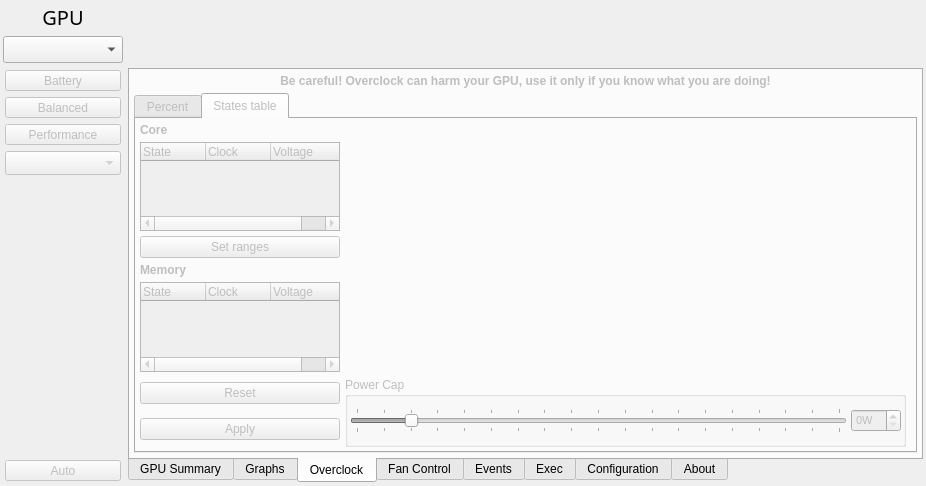
This is radeon-profile/radeon_profile.ui in marazmista/radeon-profile as Qt 5 draws it before an edit. The edited form follows.
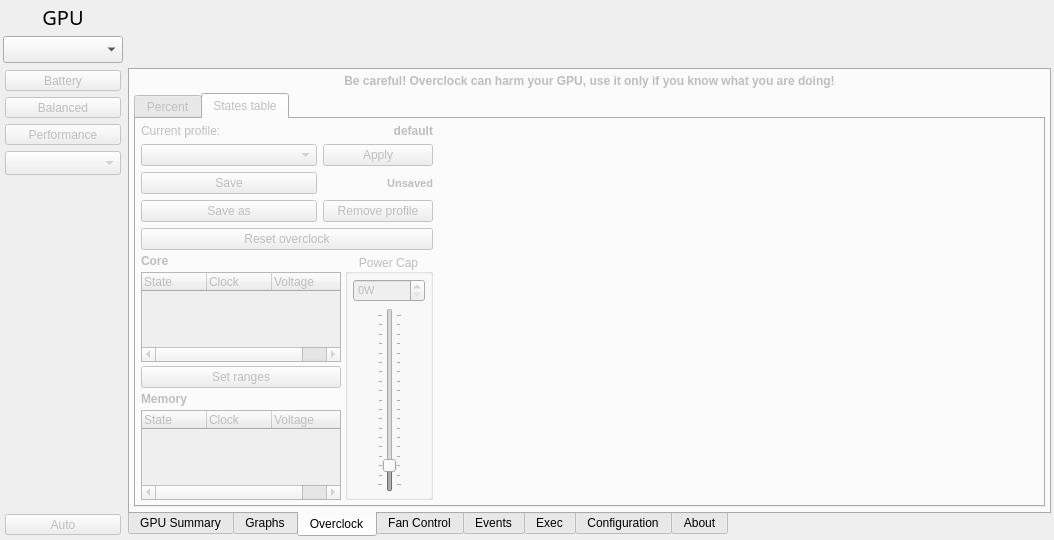
This is the edited form. The open tabs and pages were chosen to show the change. Icons and pictures are not drawn.

Commit message: added support for multiple overclock profiles

```diff
--- a/radeon-profile/radeon_profile.ui
+++ b/radeon-profile/radeon_profile.ui
@@ -6,8 +6,8 @@
    <rect>
     <x>0</x>
     <y>0</y>
-    <width>926</width>
-    <height>486</height>
+    <width>1054</width>
+    <height>540</height>
    </rect>
   </property>
   <property name="minimumSize">
@@ -1438,23 +1438,130 @@
            <attribute name="title">
             <string>States table</string>
            </attribute>
-           <layout class="QGridLayout" name="gridLayout_13">
+           <layout class="QGridLayout" name="gridLayout_20" columnstretch="0,0,1">
             <property name="leftMargin">
-             <number>4</number>
+             <number>5</number>
             </property>
             <property name="topMargin">
-             <number>4</number>
+             <number>5</number>
             </property>
             <property name="rightMargin">
-             <number>4</number>
+             <number>5</number>
             </property>
             <property name="bottomMargin">
-             <number>4</number>
+             <number>5</number>
             </property>
             <property name="spacing">
-             <number>5</number>
+             <number>4</number>
             </property>
+            <item row="0" column="0" colspan="2">
+             <layout class="QGridLayout" name="gridLayout_13">
+              <item row="1" column="1">
+               <widget class="QPushButton" name="btn_applyOcTable">
+                <property name="maximumSize">
+                 <size>
+                  <width>110</width>
+                  <height>16777215</height>
+                 </size>
+                </property>
+                <property name="text">
+                 <string>Apply</string>
+                </property>
+               </widget>
+              </item>
+              <item row="0" column="1">
+               <widget class="QLabel" name="l_currentOcProfile">
+                <property name="font">
+                 <font>
+                  <weight>75</weight>
+                  <bold>true</bold>
+                 </font>
+                </property>
+                <property name="text">
+                 <string>default</string>
+                </property>
+                <property name="alignment">
+                 <set>Qt::AlignRight|Qt::AlignTrailing|Qt::AlignVCenter</set>
+                </property>
+               </widget>
+              </item>
+              <item row="0" column="0">
+               <widget class="QLabel" name="label_19">
+                <property name="text">
+                 <string>Current profile:</string>
+                </property>
+               </widget>
+              </item>
+              <item row="1" column="0">
+               <widget class="QComboBox" name="combo_ocProfiles"/>
+              </item>
+              <item row="2" column="0">
+               <widget class="QPushButton" name="btn_saveOcProfile">
+                <property name="text">
+                 <string>Save</string>
+                </property>
+               </widget>
+              </item>
+              <item row="3" column="0">
+               <widget class="QPushButton" name="btn_saveOcProfileAs">
+                <property name="text">
+                 <string>Save as</string>
+                </property>
+               </widget>
+              </item>
+              <item row="3" column="1">
+               <widget class="QPushButton" name="btn_removeOcProfile">
+                <property name="text">
+                 <string>Remove profile</string>
+                </property>
+               </widget>
+              </item>
+              <item row="4" column="0" colspan="2">
+               <widget class="QPushButton" name="btn_resetOcTable">
+                <property name="text">
+                 <string>Reset overclock</string>
+                </property>
+               </widget>
+              </item>
+              <item row="2" column="1">
+               <widget class="QLabel" name="l_ocProfileUnsavedInficator">
+                <property name="font">
+                 <font>
+                  <pointsize>8</pointsize>
+                  <weight>75</weight>
+                  <bold>true</bold>
+                 </font>
+                </property>
+                <property name="text">
+                 <string>Unsaved</string>
+                </property>
+                <property name="alignment">
+                 <set>Qt::AlignRight|Qt::AlignTrailing|Qt::AlignVCenter</set>
+                </property>
+               </widget>
+              </item>
+             </layout>
+            </item>
             <item row="1" column="0">
+             <widget class="QLabel" name="l_ocTableTitle">
+              <property name="maximumSize">
+               <size>
+                <width>200</width>
+                <height>16777215</height>
+               </size>
+              </property>
+              <property name="font">
+               <font>
+                <weight>75</weight>
+                <bold>true</bold>
+               </font>
+              </property>
+              <property name="text">
+               <string>Core</string>
+              </property>
+             </widget>
+            </item>
+            <item row="2" column="0">
              <widget class="QTreeWidget" name="list_coreStates">
               <property name="minimumSize">
                <size>
@@ -1465,7 +1572,7 @@
               <property name="maximumSize">
                <size>
                 <width>200</width>
-                <height>350</height>
+                <height>16777215</height>
                </size>
               </property>
               <property name="alternatingRowColors">
@@ -1497,56 +1604,104 @@
               </column>
              </widget>
             </item>
+            <item row="3" column="0">
+             <widget class="QPushButton" name="btn_setOcRanges">
+              <property name="text">
+               <string>Set ranges</string>
+              </property>
+             </widget>
+            </item>
+            <item row="4" column="0">
+             <widget class="QLabel" name="l_memOcTableTitle">
+              <property name="font">
+               <font>
+                <weight>75</weight>
+                <bold>true</bold>
+               </font>
+              </property>
+              <property name="text">
+               <string>Memory</string>
+              </property>
+             </widget>
+            </item>
             <item row="5" column="0">
-             <spacer name="verticalSpacer_3">
-              <property name="orientation">
-               <enum>Qt::Vertical</enum>
-              </property>
-              <property name="sizeHint" stdset="0">
+             <widget class="QTreeWidget" name="list_memStates">
+              <property name="maximumSize">
                <size>
-                <width>20</width>
-                <height>40</height>
+                <width>200</width>
+                <height>16777215</height>
                </size>
               </property>
-             </spacer>
+              <property name="alternatingRowColors">
+               <bool>false</bool>
+              </property>
+              <property name="indentation">
+               <number>0</number>
+              </property>
+              <attribute name="headerCascadingSectionResizes">
+               <bool>false</bool>
+              </attribute>
+              <attribute name="headerDefaultSectionSize">
+               <number>65</number>
+              </attribute>
+              <column>
+               <property name="text">
+                <string>State</string>
+               </property>
+              </column>
+              <column>
+               <property name="text">
+                <string>Clock</string>
+               </property>
+              </column>
+              <column>
+               <property name="text">
+                <string>Voltage</string>
+               </property>
+              </column>
+             </widget>
             </item>
-            <item row="6" column="1">
+            <item row="1" column="1" rowspan="5">
              <widget class="QGroupBox" name="group_powerCap">
               <property name="enabled">
                <bool>false</bool>
               </property>
-              <property name="minimumSize">
-               <size>
-                <width>0</width>
-                <height>70</height>
-               </size>
-              </property>
-              <property name="maximumSize">
-               <size>
-                <width>16777215</width>
-                <height>70</height>
-               </size>
-              </property>
               <property name="title">
                <string>Power Cap</string>
               </property>
-              <layout class="QHBoxLayout" name="horizontalLayout">
-               <property name="spacing">
-                <number>4</number>
-               </property>
+              <property name="alignment">
+               <set>Qt::AlignCenter</set>
+              </property>
+              <property name="flat">
+               <bool>false</bool>
+              </property>
+              <layout class="QGridLayout" name="gridLayout_19">
                <property name="leftMargin">
-                <number>2</number>
+                <number>5</number>
                </property>
                <property name="topMargin">
-                <number>2</number>
+                <number>5</number>
                </property>
                <property name="rightMargin">
-                <number>2</number>
+                <number>5</number>
                </property>
                <property name="bottomMargin">
-                <number>2</number>
+                <number>5</number>
                </property>
-               <item>
+               <item row="1" column="2">
+                <spacer name="horizontalSpacer_6">
+                 <property name="orientation">
+                  <enum>Qt::Horizontal</enum>
+                 </property>
+                 <property name="sizeHint" stdset="0">
+                  <size>
+                   <width>5</width>
+                   <height>20</height>
+                  </size>
+                 </property>
+                </spacer>
+               </item>
+               <item row="1" column="1">
                 <widget class="QSlider" name="slider_powerCap">
                  <property name="minimum">
                   <number>10</number>
@@ -1558,7 +1713,7 @@
                   <number>20</number>
                  </property>
                  <property name="orientation">
-                  <enum>Qt::Horizontal</enum>
+                  <enum>Qt::Vertical</enum>
                  </property>
                  <property name="invertedControls">
                   <bool>false</bool>
@@ -1571,7 +1726,20 @@
                  </property>
                 </widget>
                </item>
-               <item>
+               <item row="1" column="0">
+                <spacer name="horizontalSpacer_8">
+                 <property name="orientation">
+                  <enum>Qt::Horizontal</enum>
+                 </property>
+                 <property name="sizeHint" stdset="0">
+                  <size>
+                   <width>5</width>
+                   <height>20</height>
+                  </size>
+                 </property>
+                </spacer>
+               </item>
+               <item row="0" column="0" colspan="3">
                 <widget class="QSpinBox" name="spin_powerCap">
                  <property name="font">
                   <font>
@@ -1586,146 +1754,9 @@
               </layout>
              </widget>
             </item>
-            <item row="4" column="0">
-             <widget class="QTreeWidget" name="list_memStates">
-              <property name="minimumSize">
-               <size>
-                <width>0</width>
-                <height>0</height>
-               </size>
-              </property>
-              <property name="maximumSize">
-               <size>
-                <width>200</width>
-                <height>220</height>
-               </size>
-              </property>
-              <property name="alternatingRowColors">
-               <bool>false</bool>
-              </property>
-              <property name="indentation">
-               <number>0</number>
-              </property>
-              <attribute name="headerCascadingSectionResizes">
-               <bool>false</bool>
-              </attribute>
-              <attribute name="headerDefaultSectionSize">
-               <number>65</number>
-              </attribute>
-              <column>
-               <property name="text">
-                <string>State</string>
-               </property>
-              </column>
-              <column>
-               <property name="text">
-                <string>Clock</string>
-               </property>
-              </column>
-              <column>
-               <property name="text">
-                <string>Voltage</string>
-               </property>
-              </column>
-             </widget>
-            </item>
-            <item row="0" column="1" rowspan="6" colspan="2">
+            <item row="0" column="2" rowspan="6">
              <layout class="QVBoxLayout" name="verticalLayout_10"/>
             </item>
-            <item row="3" column="0">
-             <widget class="QLabel" name="label_memOcTableTitle">
-              <property name="maximumSize">
-               <size>
-                <width>200</width>
-                <height>16777215</height>
-               </size>
-              </property>
-              <property name="font">
-               <font>
-                <weight>75</weight>
-                <bold>true</bold>
-               </font>
-              </property>
-              <property name="text">
-               <string>Memory</string>
-              </property>
-             </widget>
-            </item>
-            <item row="0" column="0">
-             <widget class="QLabel" name="label_ocTableTitle">
-              <property name="maximumSize">
-               <size>
-                <width>200</width>
-                <height>16777215</height>
-               </size>
-              </property>
-              <property name="font">
-               <font>
-                <weight>75</weight>
-                <bold>true</bold>
-               </font>
-              </property>
-              <property name="text">
-               <string>Core</string>
-              </property>
-             </widget>
-            </item>
-            <item row="6" column="0">
-             <layout class="QVBoxLayout" name="verticalLayout_31">
-              <property name="spacing">
-               <number>4</number>
-              </property>
-              <item>
-               <widget class="QPushButton" name="btn_resetOcTable">
-                <property name="maximumSize">
-                 <size>
-                  <width>200</width>
-                  <height>16777215</height>
-                 </size>
-                </property>
-                <property name="text">
-                 <string>Reset</string>
-                </property>
-               </widget>
-              </item>
-              <item>
-               <spacer name="verticalSpacer_9">
-                <property name="orientation">
-                 <enum>Qt::Vertical</enum>
-                </property>
-                <property name="sizeType">
-                 <enum>QSizePolicy::Fixed</enum>
-                </property>
-                <property name="sizeHint" stdset="0">
-                 <size>
-                  <width>20</width>
-                  <height>5</height>
-                 </size>
-                </property>
-               </spacer>
-              </item>
-              <item>
-               <widget class="QPushButton" name="btn_applyOcTable">
-                <property name="maximumSize">
-                 <size>
-                  <width>200</width>
-                  <height>16777215</height>
-                 </size>
-                </property>
-                <property name="text">
-                 <string>Apply</string>
-                </property>
-               </widget>
-              </item>
-             </layout>
-            </item>
-            <item row="2" column="0">
-             <widget class="QPushButton" name="btn_setOcRanges">
-              <property name="text">
-               <string>Set ranges</string>
-              </property>
-             </widget>
-            </item>
            </layout>
           </widget>
          </widget>
```
Left out of the diff: 45 changed lines with no effect on the pictures. The commit also changes 9 other files.
